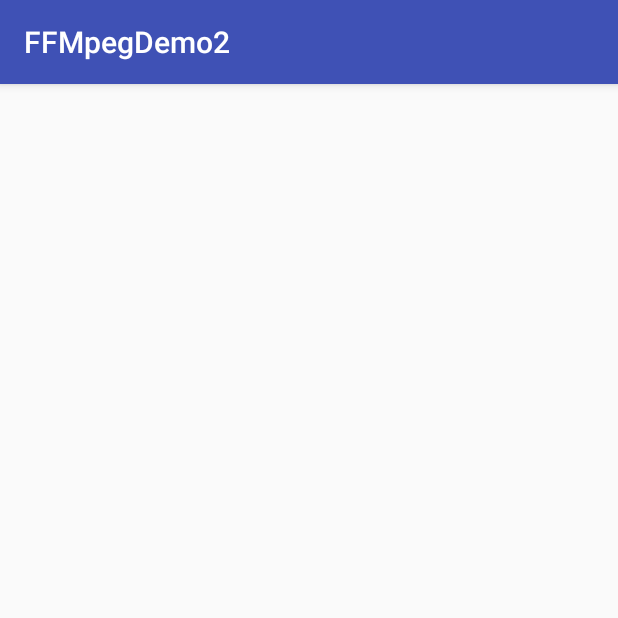
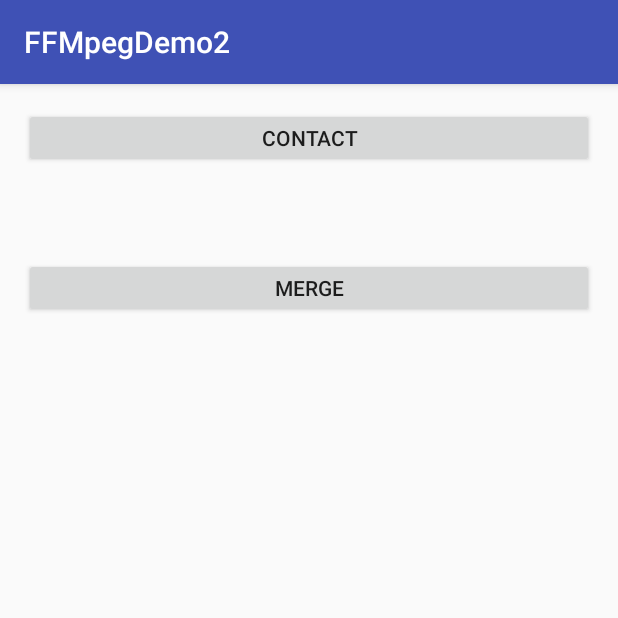
Before and after one commit to maimingliang/FFmpeg4Android, an Android app: the AvcodecTxtActivity screen opened directly, with no data from a screen before it, on a phone screen of 412 x 824 dp, the top half of it. Run offline under Robolectric (Android 15) with nearby library versions, the phone set to English and light mode, and no system bars.

```diff
--- a/app/src/main/res/layout/activity_avcodec_txt.xml
+++ b/app/src/main/res/layout/activity_avcodec_txt.xml
@@ -17,4 +17,19 @@
         android:layout_width="wrap_content"
         android:layout_height="wrap_content"/>
 
+
+    <Button
+        android:id="@+id/contact"
+        android:layout_width="match_parent"
+        android:layout_height="40dp"
+        android:text="contact"/>
+
+
+    <Button
+        android:layout_marginTop="100dp"
+        android:id="@+id/merge"
+        android:layout_width="match_parent"
+        android:layout_height="40dp"
+        android:text="merge"/>
+
 </RelativeLayout>
```
Also changed, not shown: app/src/main/java/com/maiml/ffmpegdemo2/AvcodecTxtActivity.java (+66 -2 lines).
